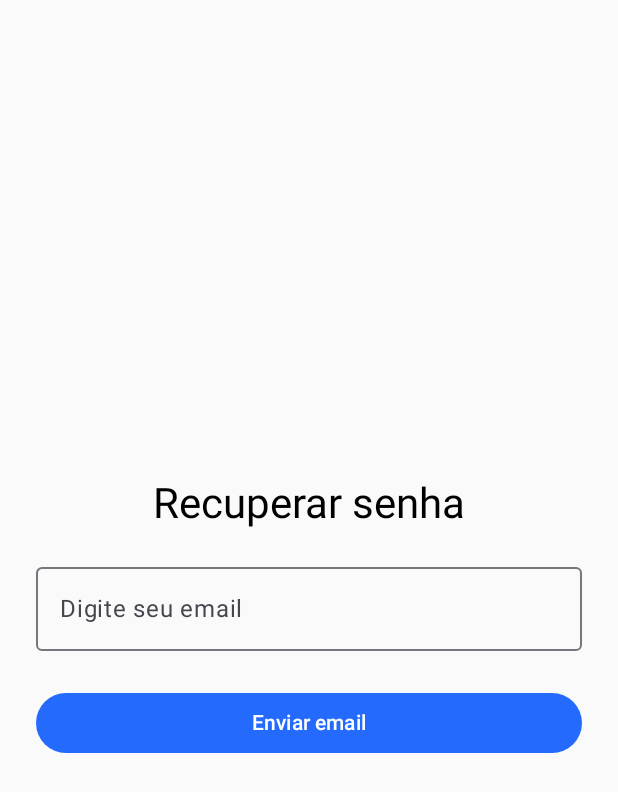
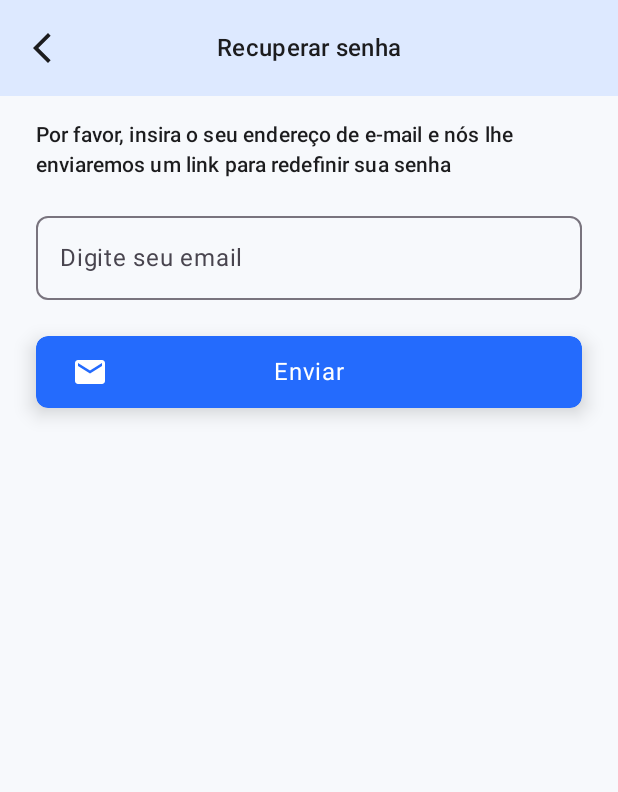
Before and after one commit to andersonlourenc/trolly, an Android app built with Jetpack Compose: the ForgotPasswordScreen screen opened through its navigation route, on a phone screen of 412 x 824 dp. Shown: the top 792 px of the screen. Run offline under Robolectric (Android 15) with nearby library versions, the phone set to English and light mode, and no system bars; our stand-ins replace Firebase (no records; nobody signed in at launch, a user with empty details on screens opened directly).

Commit message:
update forgot-password

```diff
--- a/app/src/main/java/com/lourenc/trolly/MainActivity.kt
+++ b/app/src/main/java/com/lourenc/trolly/MainActivity.kt
@@ -33,7 +33,7 @@ fun AppNavigator() {
     val context = LocalContext.current
 
     TrollyTheme {
-        NavHost(navController = navController, startDestination = "register") {
+        NavHost(navController = navController, startDestination = "launch") {
             composable("launch") { LaunchScreen(navController) }
             composable("register") { RegisterScreen(navController, context) }
             composable("login") { LoginScreen(navController, context) }
--- a/app/src/main/java/com/lourenc/trolly/ui/screens/ForgotPasswordScreen.kt
+++ b/app/src/main/java/com/lourenc/trolly/ui/screens/ForgotPasswordScreen.kt
@@ -1,32 +1,86 @@
 package com.lourenc.trolly.ui.screens
 
 import android.widget.Toast
-import androidx.compose.foundation.layout.*
-import androidx.compose.material3.*
-import androidx.compose.runtime.*
+import androidx.compose.foundation.layout.Arrangement
+import androidx.compose.foundation.layout.Box
+import androidx.compose.foundation.layout.Column
+import androidx.compose.foundation.layout.Spacer
+import androidx.compose.foundation.layout.fillMaxSize
+import androidx.compose.foundation.layout.fillMaxWidth
+import androidx.compose.foundation.layout.height
+import androidx.compose.foundation.layout.padding
+import androidx.compose.foundation.layout.size
+import androidx.compose.material.icons.Icons
+import androidx.compose.material.icons.filled.ArrowBackIosNew
+import androidx.compose.material.icons.filled.Email
+import androidx.compose.material3.Button
+import androidx.compose.material3.ButtonDefaults
+import androidx.compose.material3.CenterAlignedTopAppBar
+import androidx.compose.material3.CircularProgressIndicator
+import androidx.compose.material3.ExperimentalMaterial3Api
+import androidx.compose.material3.Icon
+import androidx.compose.material3.IconButton
+import androidx.compose.material3.MaterialTheme
+import androidx.compose.material3.OutlinedTextField
+import androidx.compose.material3.Scaffold
+import androidx.compose.material3.Text
+import androidx.compose.material3.TopAppBarDefaults
+import androidx.compose.runtime.Composable
+import androidx.compose.runtime.getValue
+import androidx.compose.runtime.mutableStateOf
+import androidx.compose.runtime.remember
+import androidx.compose.runtime.setValue
 import androidx.compose.ui.Alignment
 import androidx.compose.ui.Modifier
+import androidx.compose.ui.draw.shadow
 import androidx.compose.ui.platform.LocalContext
 import androidx.compose.ui.text.input.TextFieldValue
 import androidx.compose.ui.unit.dp
 import androidx.navigation.NavController
-import com.google.firebase.auth.ktx.auth
-import com.google.firebase.ktx.Firebase
+import com.google.firebase.Firebase
+import com.google.firebase.auth.auth
 
+@OptIn(ExperimentalMaterial3Api::class)
 @Composable
 fun ForgotPasswordScreen(navController: NavController) {
     val context = LocalContext.current
     var emailState by remember { mutableStateOf(TextFieldValue("")) }
     var loading by remember { mutableStateOf(false) }
 
+    Scaffold(
+
+        topBar = {
+
+            CenterAlignedTopAppBar(
+
+                title = {
+                Text ("Recuperar senha", style = MaterialTheme.typography.titleMedium)
+
+        },
+        navigationIcon = {
+            IconButton(onClick = { navController.popBackStack() }) {
+                Icon(Icons.Default.ArrowBackIosNew, contentDescription = "Voltar")
+            }
+        },   colors = TopAppBarDefaults.topAppBarColors(
+                    containerColor = MaterialTheme.colorScheme.secondary,
+                    titleContentColor = MaterialTheme.colorScheme.onSurface,
+                    navigationIconContentColor = MaterialTheme.colorScheme.onSurface
+       )
+    )
+},
+        content = { innerPadding ->
             Column(
                 modifier = Modifier
-            .fillMaxSize()
-            .padding(24.dp),
-        verticalArrangement = Arrangement.Center,
-        horizontalAlignment = Alignment.CenterHorizontally
+                    .padding(innerPadding)
+                    .padding(horizontal = 24.dp, vertical = 16.dp)
+                    .fillMaxSize(),
+                verticalArrangement = Arrangement.Top,
+                horizontalAlignment = Alignment.CenterHorizontally,
+
             ) {
-        Text("Recuperar senha", style = MaterialTheme.typography.headlineMedium)
+
+        Text("Por favor, insira o seu endereço de e-mail e nós lhe enviaremos um link" +
+                " para redefinir sua senha", style = MaterialTheme.typography.titleSmall)
 
         Spacer(modifier = Modifier.height(16.dp))
 
@@ -35,7 +89,8 @@ fun ForgotPasswordScreen(navController: NavController) {
             onValueChange = { emailState = it },
             label = { Text("Digite seu email") },
             singleLine = true,
-            modifier = Modifier.fillMaxWidth()
+            modifier = Modifier.fillMaxWidth(),
+            shape = MaterialTheme.shapes.medium
         )
 
         Spacer(modifier = Modifier.height(24.dp))
@@ -59,14 +114,41 @@ fun ForgotPasswordScreen(navController: NavController) {
                     Toast.makeText(context, "Digite um email válido.", Toast.LENGTH_SHORT).show()
                 }
             },
-            modifier = Modifier.fillMaxWidth(),
-            enabled = !loading
-        ) {
+            modifier = Modifier
+                .fillMaxWidth()
+                .height(48.dp)
+                .shadow(elevation = 8.dp, shape = MaterialTheme.shapes.medium),
+            enabled = !loading,
+            shape = MaterialTheme.shapes.medium,
+            colors = ButtonDefaults.buttonColors(
+                containerColor = MaterialTheme.colorScheme.primary,
+                contentColor = MaterialTheme.colorScheme.onPrimary
+            )
+        )
+
+            {
+            Box(
+                modifier = Modifier.fillMaxWidth()
+            )
+            {
+                Icon(
+                    imageVector = Icons.Default.Email,
+                    contentDescription = "E-mail",
+                    modifier = Modifier.size(24.dp)
+                )
+
                 if (loading) {
                     CircularProgressIndicator(modifier = Modifier.size(24.dp), strokeWidth = 2.dp)
                 } else {
-                Text("Enviar email")
+                    Text(
+                        "Enviar",
+                        modifier = Modifier.align(Alignment.Center),
+                        style = MaterialTheme.typography.bodyLarge
+                    )
                 }
             }
             }
         }
+    })
+
+}
```
Lines whose indentation alone changed are shown as unchanged.
